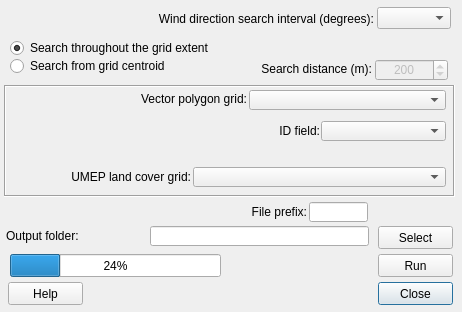
First picture: the form in LandCoverFractionGrid/landcoverfraction_grid_dialog_base.ui, repository UMEP-dev/UMEP, before the edit.
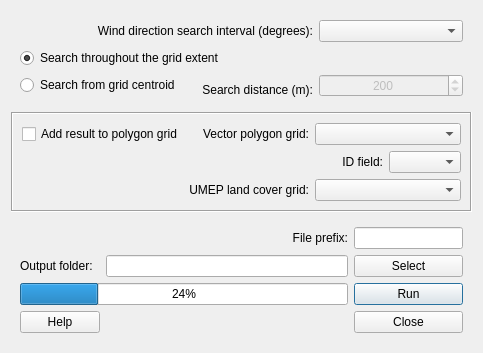
Second picture: the form after the edit.

Patch:
```diff
--- a/LandCoverFractionGrid/landcoverfraction_grid_dialog_base.ui
+++ b/LandCoverFractionGrid/landcoverfraction_grid_dialog_base.ui
@@ -6,168 +6,25 @@
    <rect>
     <x>0</x>
     <y>0</y>
-    <width>462</width>
-    <height>312</height>
+    <width>483</width>
+    <height>341</height>
    </rect>
   </property>
   <property name="windowTitle">
    <string>Land Cover Fraction Grid</string>
   </property>
-  <widget class="QComboBox" name="degreeBox">
-   <property name="geometry">
-    <rect>
-     <x>377</x>
-     <y>7</y>
-     <width>74</width>
-     <height>22</height>
-    </rect>
-   </property>
-  </widget>
-  <widget class="QFrame" name="frame">
-   <property name="geometry">
-    <rect>
-     <x>4</x>
-     <y>85</y>
-     <width>451</width>
-     <height>112</height>
-    </rect>
-   </property>
+  <layout class="QVBoxLayout" name="verticalLayout">
+   <item>
+    <widget class="QFrame" name="frame_2">
    <property name="frameShape">
-    <enum>QFrame::Box</enum>
+      <enum>QFrame::NoFrame</enum>
    </property>
    <property name="frameShadow">
-    <enum>QFrame::Sunken</enum>
-   </property>
-   <widget class="QComboBox" name="comboBox_Polygrid">
-    <property name="geometry">
-     <rect>
-      <x>245</x>
-      <y>5</y>
-      <width>197</width>
-      <height>20</height>
-     </rect>
-    </property>
-    <property name="toolTip">
-     <string>&lt;!DOCTYPE HTML PUBLIC &quot;-//W3C//DTD HTML 4.0//EN&quot; &quot;http://www.w3.org/TR/REC-html40/strict.dtd&quot;&gt;
-&lt;html&gt;&lt;head&gt;&lt;meta name=&quot;qrichtext&quot; content=&quot;1&quot; /&gt;&lt;style type=&quot;text/css&quot;&gt;
-p, li { white-space: pre-wrap; }
-&lt;/style&gt;&lt;/head&gt;&lt;body style=&quot; font-family:'MS Shell Dlg 2'; font-size:8.25pt; font-weight:400; font-style:normal;&quot;&gt;
-&lt;p style=&quot; margin-top:0px; margin-bottom:0px; margin-left:0px; margin-right:0px; -qt-block-indent:0; text-indent:0px;&quot;&gt;&lt;span style=&quot; font-size:8pt;&quot;&gt;This Polygon layer could include one single or mutiple squares &lt;/span&gt;&lt;/p&gt;&lt;/body&gt;&lt;/html&gt;</string>
-    </property>
-   </widget>
-   <widget class="QComboBox" name="comboBox_lcgrid">
-    <property name="geometry">
-     <rect>
-      <x>189</x>
-      <y>82</y>
-      <width>253</width>
-      <height>20</height>
-     </rect>
-    </property>
-   </widget>
-   <widget class="QLabel" name="label_2">
-    <property name="geometry">
-     <rect>
-      <x>18</x>
-      <y>84</y>
-      <width>169</width>
-      <height>16</height>
-     </rect>
-    </property>
-    <property name="text">
-     <string>UMEP land cover grid:</string>
-    </property>
-    <property name="alignment">
-     <set>Qt::AlignRight|Qt::AlignTrailing|Qt::AlignVCenter</set>
-    </property>
-    <property name="buddy">
-     <cstring>comboBox_lcgrid</cstring>
-    </property>
-   </widget>
-   <widget class="QComboBox" name="comboBox_Field">
-    <property name="geometry">
-     <rect>
-      <x>317</x>
-      <y>36</y>
-      <width>125</width>
-      <height>20</height>
-     </rect>
-    </property>
-    <property name="toolTip">
-     <string>Attribut ID should be a unique number or string for each polygon </string>
-    </property>
-   </widget>
-   <widget class="QLabel" name="label">
-    <property name="geometry">
-     <rect>
-      <x>80</x>
-      <y>6</y>
-      <width>163</width>
-      <height>16</height>
-     </rect>
-    </property>
-    <property name="text">
-     <string>Vector polygon grid:</string>
-    </property>
-    <property name="alignment">
-     <set>Qt::AlignRight|Qt::AlignTrailing|Qt::AlignVCenter</set>
-    </property>
-    <property name="buddy">
-     <cstring>comboBox_Polygrid</cstring>
-    </property>
-   </widget>
-   <widget class="QLabel" name="label_5">
-    <property name="geometry">
-     <rect>
-      <x>210</x>
-      <y>38</y>
-      <width>106</width>
-      <height>16</height>
-     </rect>
-    </property>
-    <property name="text">
-     <string>ID field:</string>
-    </property>
-    <property name="alignment">
-     <set>Qt::AlignRight|Qt::AlignTrailing|Qt::AlignVCenter</set>
-    </property>
-   </widget>
-  </widget>
-  <widget class="QPushButton" name="closeButton">
-   <property name="enabled">
-    <bool>true</bool>
-   </property>
-   <property name="geometry">
-    <rect>
-     <x>378</x>
-     <y>282</y>
-     <width>75</width>
-     <height>23</height>
-    </rect>
-   </property>
-   <property name="text">
-    <string>Close</string>
-   </property>
-  </widget>
-  <widget class="QLineEdit" name="textOutput">
-   <property name="geometry">
-    <rect>
-     <x>150</x>
-     <y>226</y>
-     <width>219</width>
-     <height>20</height>
-    </rect>
-   </property>
-  </widget>
+      <enum>QFrame::Raised</enum>
+     </property>
+     <layout class="QGridLayout" name="gridLayout_2">
+      <item row="0" column="0" colspan="2">
   <widget class="QLabel" name="label_8">
-   <property name="geometry">
-    <rect>
-     <x>112</x>
-     <y>11</y>
-     <width>262</width>
-     <height>16</height>
-    </rect>
-   </property>
    <property name="text">
     <string>Wind direction search interval (degrees):</string>
    </property>
@@ -175,73 +32,32 @@
     <set>Qt::AlignRight|Qt::AlignTrailing|Qt::AlignVCenter</set>
    </property>
   </widget>
-  <widget class="QPushButton" name="helpButton">
-   <property name="geometry">
-    <rect>
-     <x>8</x>
-     <y>282</y>
-     <width>75</width>
-     <height>23</height>
-    </rect>
-   </property>
+      </item>
+      <item row="0" column="2">
+       <widget class="QComboBox" name="degreeBox"/>
+      </item>
+      <item row="1" column="0" colspan="2">
+       <widget class="QRadioButton" name="radioButtonExtent">
    <property name="text">
-    <string>Help</string>
-   </property>
-  </widget>
+         <string>Search throughout the grid extent</string>
+        </property>
+        <property name="checked">
+         <bool>true</bool>
+        </property>
+       </widget>
+      </item>
+      <item row="2" column="0" rowspan="2" colspan="2">
   <widget class="QRadioButton" name="radioButtonCenter">
-   <property name="geometry">
-    <rect>
-     <x>10</x>
-     <y>57</y>
-     <width>208</width>
-     <height>18</height>
-    </rect>
-   </property>
    <property name="text">
     <string>Search from grid centroid</string>
    </property>
   </widget>
-  <widget class="QPushButton" name="runButton">
-   <property name="geometry">
-    <rect>
-     <x>378</x>
-     <y>254</y>
-     <width>75</width>
-     <height>23</height>
-    </rect>
-   </property>
-   <property name="text">
-    <string>Run</string>
-   </property>
-  </widget>
-  <widget class="QLabel" name="label_7">
-   <property name="geometry">
-    <rect>
-     <x>206</x>
-     <y>61</y>
-     <width>166</width>
-     <height>16</height>
-    </rect>
-   </property>
-   <property name="text">
-    <string>Search distance (m):</string>
-   </property>
-   <property name="alignment">
-    <set>Qt::AlignRight|Qt::AlignTrailing|Qt::AlignVCenter</set>
-   </property>
-  </widget>
+      </item>
+      <item row="2" column="2" rowspan="2">
   <widget class="QSpinBox" name="spinBoxDistance">
    <property name="enabled">
     <bool>false</bool>
    </property>
-   <property name="geometry">
-    <rect>
-     <x>375</x>
-     <y>59</y>
-     <width>73</width>
-     <height>22</height>
-    </rect>
-   </property>
    <property name="alignment">
     <set>Qt::AlignCenter</set>
    </property>
@@ -261,70 +77,141 @@
     <number>200</number>
    </property>
   </widget>
-  <widget class="QRadioButton" name="radioButtonExtent">
-   <property name="geometry">
-    <rect>
-     <x>10</x>
-     <y>39</y>
-     <width>253</width>
-     <height>18</height>
-    </rect>
-   </property>
+      </item>
+      <item row="3" column="1">
+       <widget class="QLabel" name="label_7">
+        <property name="text">
+         <string>Search distance (m):</string>
+        </property>
+        <property name="alignment">
+         <set>Qt::AlignRight|Qt::AlignTrailing|Qt::AlignVCenter</set>
+        </property>
+       </widget>
+      </item>
+     </layout>
+    </widget>
+   </item>
+   <item>
+    <widget class="QFrame" name="frame">
+     <property name="frameShape">
+      <enum>QFrame::Box</enum>
+     </property>
+     <property name="frameShadow">
+      <enum>QFrame::Sunken</enum>
+     </property>
+     <layout class="QGridLayout" name="gridLayout">
+      <item row="1" column="3">
+       <widget class="QComboBox" name="comboBox_Field">
+        <property name="toolTip">
+         <string>Attribut ID should be a unique number or string for each polygon </string>
+        </property>
+       </widget>
+      </item>
+      <item row="2" column="1">
+       <widget class="QLabel" name="label_2">
    <property name="text">
-    <string>Search throughout the grid extent</string>
-   </property>
-   <property name="checked">
+         <string>UMEP land cover grid:</string>
+        </property>
+        <property name="alignment">
+         <set>Qt::AlignRight|Qt::AlignTrailing|Qt::AlignVCenter</set>
+        </property>
+        <property name="buddy">
+         <cstring>comboBox_lcgrid</cstring>
+        </property>
+       </widget>
+      </item>
+      <item row="0" column="2" colspan="2">
+       <widget class="QComboBox" name="comboBox_Polygrid">
+        <property name="toolTip">
+         <string>&lt;!DOCTYPE HTML PUBLIC &quot;-//W3C//DTD HTML 4.0//EN&quot; &quot;http://www.w3.org/TR/REC-html40/strict.dtd&quot;&gt;
+&lt;html&gt;&lt;head&gt;&lt;meta name=&quot;qrichtext&quot; content=&quot;1&quot; /&gt;&lt;style type=&quot;text/css&quot;&gt;
+p, li { white-space: pre-wrap; }
+&lt;/style&gt;&lt;/head&gt;&lt;body style=&quot; font-family:'MS Shell Dlg 2'; font-size:8.25pt; font-weight:400; font-style:normal;&quot;&gt;
+&lt;p style=&quot; margin-top:0px; margin-bottom:0px; margin-left:0px; margin-right:0px; -qt-block-indent:0; text-indent:0px;&quot;&gt;&lt;span style=&quot; font-size:8pt;&quot;&gt;This Polygon layer could include one single or mutiple squares &lt;/span&gt;&lt;/p&gt;&lt;/body&gt;&lt;/html&gt;</string>
+        </property>
+       </widget>
+      </item>
+      <item row="1" column="1" colspan="2">
+       <widget class="QLabel" name="label_5">
+        <property name="text">
+         <string>ID field:</string>
+        </property>
+        <property name="alignment">
+         <set>Qt::AlignRight|Qt::AlignTrailing|Qt::AlignVCenter</set>
+        </property>
+       </widget>
+      </item>
+      <item row="2" column="2" colspan="2">
+       <widget class="QComboBox" name="comboBox_lcgrid"/>
+      </item>
+      <item row="0" column="1">
+       <widget class="QLabel" name="label">
+        <property name="text">
+         <string>Vector polygon grid:</string>
+        </property>
+        <property name="alignment">
+         <set>Qt::AlignRight|Qt::AlignTrailing|Qt::AlignVCenter</set>
+        </property>
+        <property name="buddy">
+         <cstring>comboBox_Polygrid</cstring>
+        </property>
+       </widget>
+      </item>
+      <item row="0" column="0">
+       <widget class="QCheckBox" name="addResultToGrid">
+        <property name="text">
+         <string>Add result to polygon grid</string>
+        </property>
+       </widget>
+      </item>
+     </layout>
+    </widget>
+   </item>
+   <item>
+    <widget class="QFrame" name="frame_3">
+     <property name="frameShape">
+      <enum>QFrame::NoFrame</enum>
+     </property>
+     <property name="frameShadow">
+      <enum>QFrame::Raised</enum>
+     </property>
+     <layout class="QGridLayout" name="gridLayout_3">
+      <item row="2" column="6">
+       <widget class="QPushButton" name="runButton">
+        <property name="text">
+         <string>Run</string>
+        </property>
+       </widget>
+      </item>
+      <item row="3" column="6">
+       <widget class="QPushButton" name="closeButton">
+        <property name="enabled">
     <bool>true</bool>
    </property>
-  </widget>
-  <widget class="QProgressBar" name="progressBar">
-   <property name="geometry">
-    <rect>
-     <x>10</x>
-     <y>254</y>
-     <width>211</width>
-     <height>23</height>
-    </rect>
-   </property>
-   <property name="value">
-    <number>24</number>
-   </property>
-  </widget>
+        <property name="text">
+         <string>Close</string>
+        </property>
+       </widget>
+      </item>
+      <item row="3" column="0">
+       <widget class="QPushButton" name="helpButton">
+        <property name="text">
+         <string>Help</string>
+        </property>
+       </widget>
+      </item>
+      <item row="0" column="6">
+       <widget class="QLineEdit" name="textOutput_prefix"/>
+      </item>
+      <item row="1" column="6">
   <widget class="QPushButton" name="pushButtonSave">
-   <property name="geometry">
-    <rect>
-     <x>378</x>
-     <y>226</y>
-     <width>75</width>
-     <height>23</height>
-    </rect>
-   </property>
    <property name="text">
     <string>Select</string>
    </property>
   </widget>
-  <widget class="QLabel" name="label_6">
-   <property name="geometry">
-    <rect>
-     <x>6</x>
-     <y>228</y>
-     <width>142</width>
-     <height>16</height>
-    </rect>
-   </property>
-   <property name="text">
-    <string>Output folder:</string>
-   </property>
-  </widget>
+      </item>
+      <item row="0" column="5">
   <widget class="QLabel" name="label_9">
-   <property name="geometry">
-    <rect>
-     <x>165</x>
-     <y>204</y>
-     <width>142</width>
-     <height>16</height>
-    </rect>
-   </property>
    <property name="text">
     <string>File prefix:</string>
    </property>
@@ -332,16 +219,54 @@
     <set>Qt::AlignRight|Qt::AlignTrailing|Qt::AlignVCenter</set>
    </property>
   </widget>
-  <widget class="QLineEdit" name="textOutput_prefix">
-   <property name="geometry">
-    <rect>
-     <x>309</x>
-     <y>202</y>
-     <width>59</width>
+      </item>
+      <item row="1" column="1" colspan="5">
+       <widget class="QLineEdit" name="textOutput"/>
+      </item>
+      <item row="2" column="0" colspan="6">
+       <widget class="QProgressBar" name="progressBar">
+        <property name="value">
+         <number>24</number>
+        </property>
+       </widget>
+      </item>
+      <item row="1" column="0">
+       <widget class="QLabel" name="label_6">
+        <property name="text">
+         <string>Output folder:</string>
+        </property>
+       </widget>
+      </item>
+      <item row="3" column="5">
+       <spacer name="horizontalSpacer_2">
+        <property name="orientation">
+         <enum>Qt::Horizontal</enum>
+        </property>
+        <property name="sizeHint" stdset="0">
+         <size>
+          <width>40</width>
      <height>20</height>
-    </rect>
-   </property>
-  </widget>
+         </size>
+        </property>
+       </spacer>
+      </item>
+      <item row="0" column="4">
+       <spacer name="horizontalSpacer">
+        <property name="orientation">
+         <enum>Qt::Horizontal</enum>
+        </property>
+        <property name="sizeHint" stdset="0">
+         <size>
+          <width>40</width>
+          <height>20</height>
+         </size>
+        </property>
+       </spacer>
+      </item>
+     </layout>
+    </widget>
+   </item>
+  </layout>
  </widget>
  <resources/>
  <connections>
```
Left out of the diff: 8 changed lines with no effect on the pictures. Lines whose indentation alone changed are shown as unchanged.
